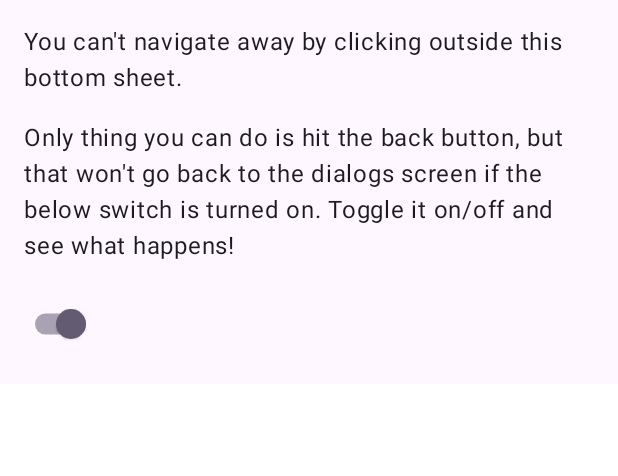
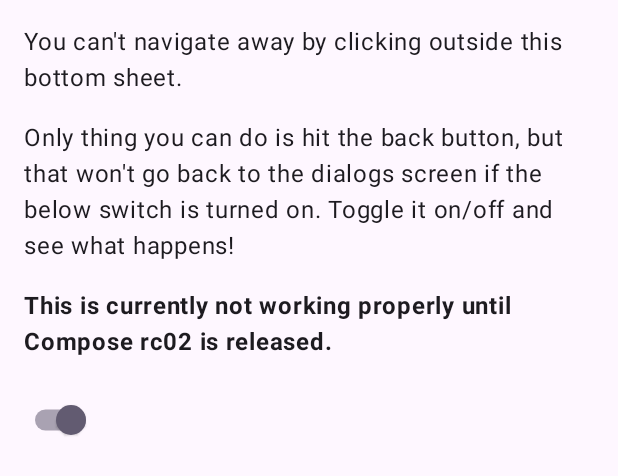
Before and after one commit to roudikk/guia, an Android app built with Jetpack Compose: the @Preview function BlockingBottomSheetContentPreview, on a phone screen of 412 x 824 dp. Shown: the top 476 px of the screen. Run offline under Robolectric (Android 15) with nearby library versions, the phone set to English and light mode, and no system bars; our stand-ins replace accompanist.

Commit message:
Add consumer proguard rules and refactoring

```diff
--- a/app/src/main/java/com/roudikk/composenavigator/ui/screens/dialogs/BlockingBottomSheet.kt
+++ b/app/src/main/java/com/roudikk/composenavigator/ui/screens/dialogs/BlockingBottomSheet.kt
@@ -15,6 +15,7 @@ import androidx.compose.runtime.mutableStateOf
 import androidx.compose.runtime.saveable.rememberSaveable
 import androidx.compose.runtime.setValue
 import androidx.compose.ui.Modifier
+import androidx.compose.ui.text.font.FontWeight
 import androidx.compose.ui.tooling.preview.Devices
 import androidx.compose.ui.tooling.preview.Preview
 import androidx.compose.ui.unit.dp
@@ -52,6 +53,13 @@ private fun BlockingBottomSheetContent() {
 
         Spacer(modifier = Modifier.size(16.dp))
 
+        Text(
+            text = "This is currently not working properly until Compose rc02 is released.",
+            fontWeight = FontWeight.Bold
+        )
+
+        Spacer(modifier = Modifier.size(16.dp))
+
         Switch(checked = lockBack, onCheckedChange = { lockBack = it })
 
         Spacer(modifier = Modifier.navigationBarsPadding())
--- a/app/src/main/java/com/roudikk/composenavigator/ui/screens/nested/ParentNestedScreen.kt
+++ b/app/src/main/java/com/roudikk/composenavigator/ui/screens/nested/ParentNestedScreen.kt
@@ -38,7 +38,7 @@ class ParentNestedScreen : Screen {
 private fun ParentNestedContent() {
     Scaffold(
         topBar = {
-            AppTopAppBar(title = "Nested navigation")
+            AppTopAppBar(title = "Nested Navigation")
         }
     ) {
         NavHost(
```
Also changed, not shown: app/src/main/java/com/roudikk/composenavigator/AppNavigation.kt (+5 -5 lines), app/src/main/java/com/roudikk/composenavigator/ui/screens/navigation_tree/NavigationTreeScreen.kt (+6 -4 lines), 2 other files.
